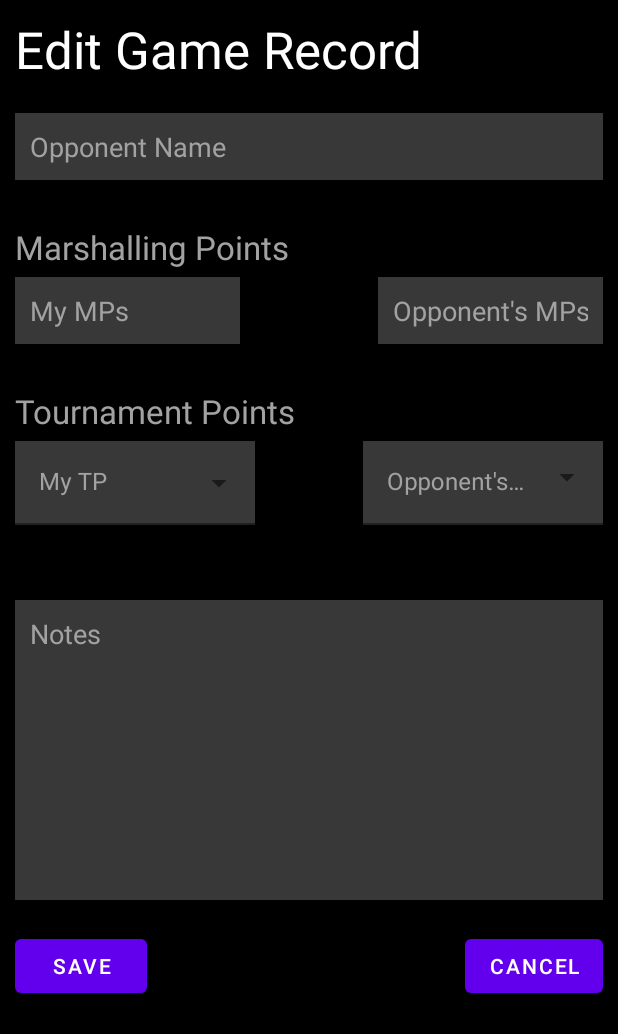
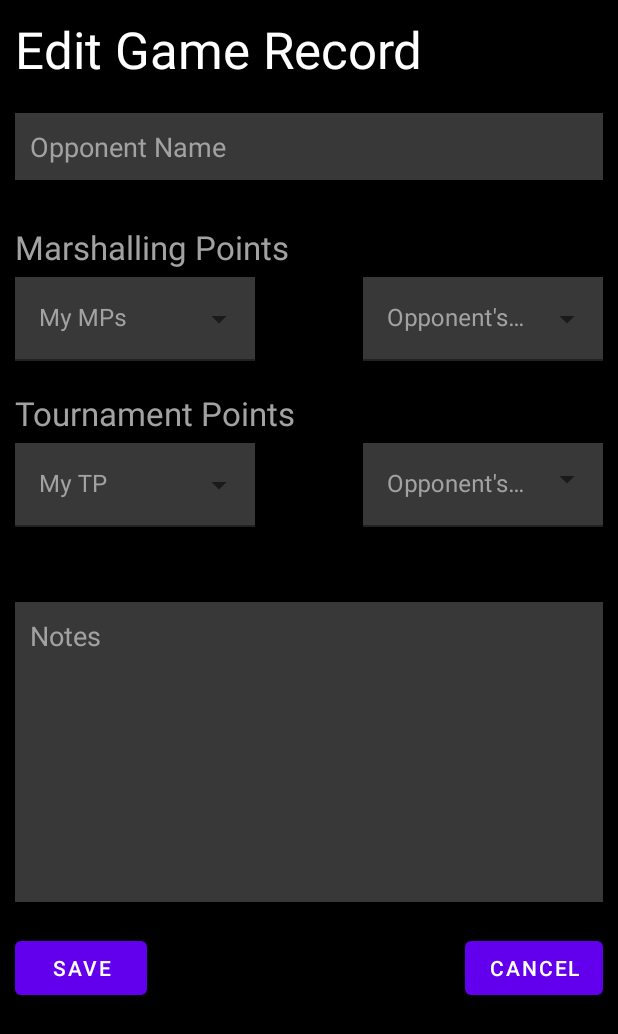
Before and after one commit to Heinrich-Barth/meccg-news-app, an Android app: the layout fragment_edit_record.xml on its own in the app's theme, with its tools: preview values and no code run, on a phone screen of 412 x 824 dp. Shown: the top 1034 px of the screen. Run offline under Robolectric (Android 15) with nearby library versions, the phone set to English and light mode, and no system bars.

Commit message:
dropdowns

```diff
--- a/app/build.gradle.kts
+++ b/app/build.gradle.kts
@@ -25,7 +25,8 @@ android {
 
     buildTypes {
         release {
-            isMinifyEnabled = false
+            isMinifyEnabled = true
+            isShrinkResources = true
             proguardFiles(
                 getDefaultProguardFile("proguard-android-optimize.txt"),
                 "proguard-rules.pro"
--- a/app/src/main/java/github/heinrichbarth/meccgevents/ui/records/EditRecordFragment.java
+++ b/app/src/main/java/github/heinrichbarth/meccgevents/ui/records/EditRecordFragment.java
@@ -48,6 +48,16 @@ public class EditRecordFragment extends DialogFragment {
         return !elem.getOpponentName().isEmpty()
                 && !elem.getTournamentPoints().isEmpty()
                 && !elem.getOpponentTournamentPoints().isEmpty();
+    }
+
+    @NotNull
+    private String[] createPointArray(int nMax)
+    {
+        final String[] arr = new String[nMax];
+        for (int i = 0; i < nMax; i++)
+            arr[i] = "" + i;
+
+        return arr;
     }
 
 
@@ -135,12 +145,20 @@ public class EditRecordFragment extends DialogFragment {
         binding.buttonEditrecordSave.setClickable(true);
         binding.buttonEditrecordSave.setOnClickListener(this::doSave);
 
+        final String[] arrTPs = createPointArray(6);
+        final String[] arrMps = createPointArray(50);
 
         binding.selectTpSelf.setThreshold(1);
-        binding.selectTpSelf.setAdapter(new ArrayAdapter<>(getContext(), R.layout.layout_tournament_points, POINTS));
+        binding.selectTpSelf.setAdapter(new ArrayAdapter<>(getContext(), R.layout.layout_tournament_points, arrTPs));
 
         binding.selectTpOpp.setThreshold(1);
-        binding.selectTpOpp.setAdapter(new ArrayAdapter<>(getContext(), R.layout.layout_tournament_points, POINTS));
+        binding.selectTpOpp.setAdapter(new ArrayAdapter<>(getContext(), R.layout.layout_tournament_points, arrTPs));
+
+        binding.recordEditMyMps.setThreshold(1);
+        binding.recordEditMyMps.setAdapter(new ArrayAdapter<>(getContext(), R.layout.layout_tournament_points, arrMps));
+
+        binding.recordEditOppMps.setThreshold(1);
+        binding.recordEditOppMps.setAdapter(new ArrayAdapter<>(getContext(), R.layout.layout_tournament_points, arrMps));
 
         if (data != null)
             populateView(data);
--- a/app/src/main/res/layout/fragment_edit_record.xml
+++ b/app/src/main/res/layout/fragment_edit_record.xml
@@ -51,35 +51,57 @@
             android:layout_height="match_parent"
             android:orientation="horizontal">
 
-            <EditText
-                android:id="@+id/record_edit_my_mps"
-                android:layout_width="150dp"
+            <com.google.android.material.textfield.TextInputLayout
+                android:id="@+id/record_edit_my_mps_layout"
+                style="@style/Widget.MaterialComponents.TextInputLayout.FilledBox.ExposedDropdownMenu"
+                android:layout_width="160dp"
                 android:layout_height="wrap_content"
-                android:layout_marginBottom="10dp"
-                android:background="@color/near_black"
-                android:ems="10"
                 android:hint="@string/tp_hint_mps"
-                android:inputType="number"
-                android:padding="10dp"
-                android:textColor="@color/text_default"
-                android:textColorHint="@color/light_black" />
+                android:textColorHint="@color/light_black"
+                app:helperTextTextColor="@color/light_black"
+                app:hintTextColor="@color/text_default"
+                app:placeholderTextColor="@color/light_black">
+
+                <AutoCompleteTextView
+                    android:id="@+id/record_edit_my_mps"
+                    android:layout_width="match_parent"
+                    android:layout_height="wrap_content"
+                    android:background="@color/near_black"
+                    android:inputType="none"
+                    android:textColor="@color/light_black"
+                    android:textColorHint="@color/light_black"
+                    app:dropDownBackgroundTint="@color/near_black" />
+
+            </com.google.android.material.textfield.TextInputLayout>
 
             <Space
                 android:layout_width="wrap_content"
                 android:layout_height="wrap_content"
                 android:layout_weight="1" />
 
-            <EditText
-                android:id="@+id/record_edit_opp_mps"
-                android:layout_width="150dp"
+
+            <com.google.android.material.textfield.TextInputLayout
+                android:id="@+id/record_edit_opp_mps_layout"
+                style="@style/Widget.MaterialComponents.TextInputLayout.FilledBox.ExposedDropdownMenu"
+                android:layout_width="160dp"
                 android:layout_height="wrap_content"
-                android:background="@color/near_black"
-                android:ems="10"
                 android:hint="@string/tp_hint_opponent_mps"
-                android:inputType="number"
-                android:padding="10dp"
-                android:textColor="@color/text_default"
-                android:textColorHint="@color/light_black" />
+                android:textColorHint="@color/light_black"
+                app:helperTextTextColor="@color/light_black"
+                app:hintTextColor="@color/text_default"
+                app:placeholderTextColor="@color/light_black">
+
+                <AutoCompleteTextView
+                    android:id="@+id/record_edit_opp_mps"
+                    android:layout_width="match_parent"
+                    android:layout_height="wrap_content"
+                    android:background="@color/near_black"
+                    android:inputType="none"
+                    android:textColor="@color/light_black"
+                    android:textColorHint="@color/light_black"
+                    app:dropDownBackgroundTint="@color/near_black" />
+
+            </com.google.android.material.textfield.TextInputLayout>
 
         </LinearLayout>
 
```
